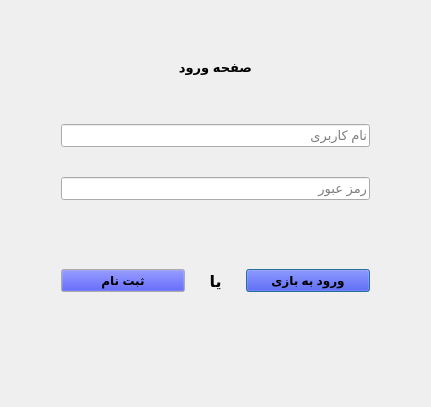
Before: the Qt Designer form SignIn.ui in Mahdi-Ghasemii/AP_Project, drawn with Qt 5.
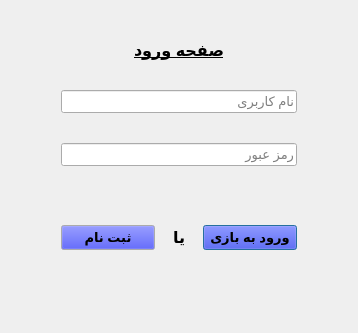
After: the same form once the commit is applied.

Diff of the .ui file:
```diff
--- a/SignIn.ui
+++ b/SignIn.ui
@@ -6,8 +6,8 @@
    <rect>
     <x>0</x>
     <y>0</y>
-    <width>431</width>
-    <height>407</height>
+    <width>358</width>
+    <height>333</height>
    </rect>
   </property>
   <property name="palette">
@@ -100,11 +100,11 @@
        <widget class="QLabel" name="label">
         <property name="font">
          <font>
-          <pointsize>10</pointsize>
+          <pointsize>12</pointsize>
           <weight>75</weight>
           <italic>false</italic>
           <bold>true</bold>
-          <underline>false</underline>
+          <underline>true</underline>
           <strikeout>false</strikeout>
           <kerning>true</kerning>
          </font>
@@ -214,6 +214,9 @@
       <property name="leftMargin">
        <number>50</number>
       </property>
+      <property name="topMargin">
+       <number>30</number>
+      </property>
       <property name="rightMargin">
        <number>50</number>
       </property>
@@ -224,7 +227,7 @@
        <widget class="QPushButton" name="sign_up_pbn">
         <property name="font">
          <font>
-          <pointsize>9</pointsize>
+          <pointsize>10</pointsize>
           <weight>75</weight>
           <bold>true</bold>
          </font>
@@ -256,7 +259,7 @@
        <widget class="QPushButton" name="sign_in_pbn">
         <property name="font">
          <font>
-          <pointsize>9</pointsize>
+          <pointsize>10</pointsize>
           <weight>75</weight>
           <bold>true</bold>
          </font>
```
Left out of the diff: 6 changed lines with no effect on the pictures.
